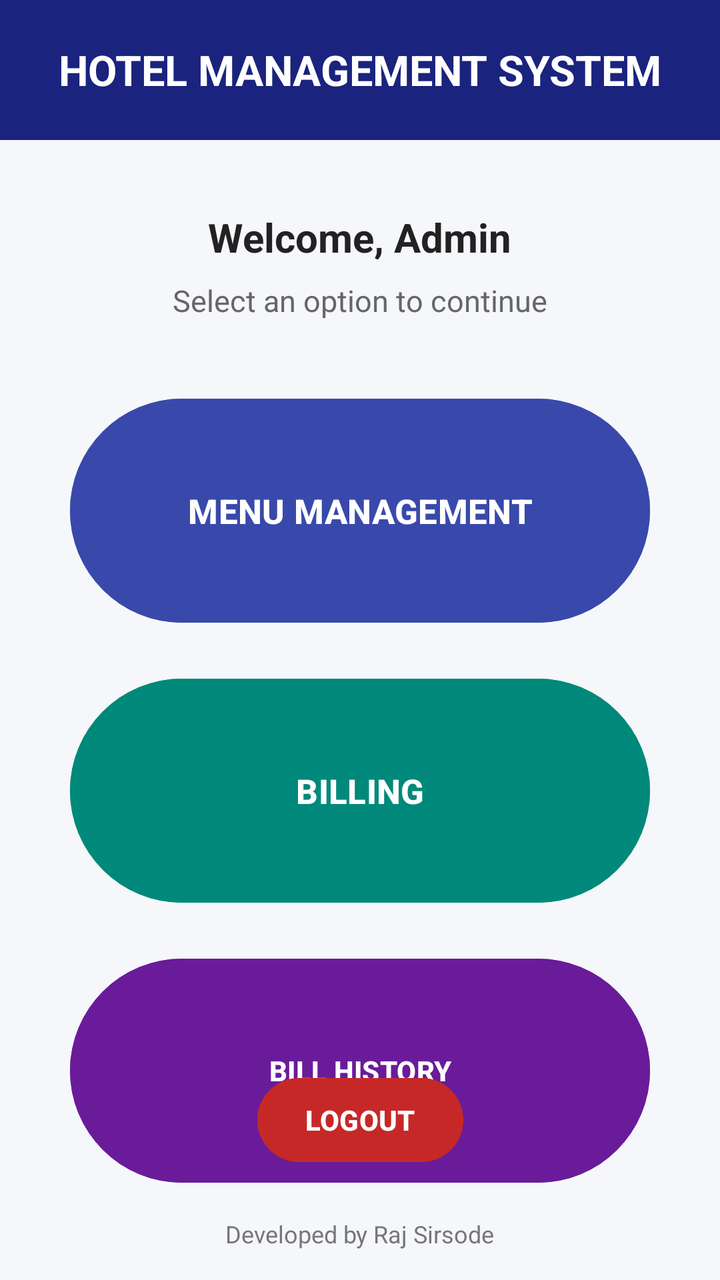
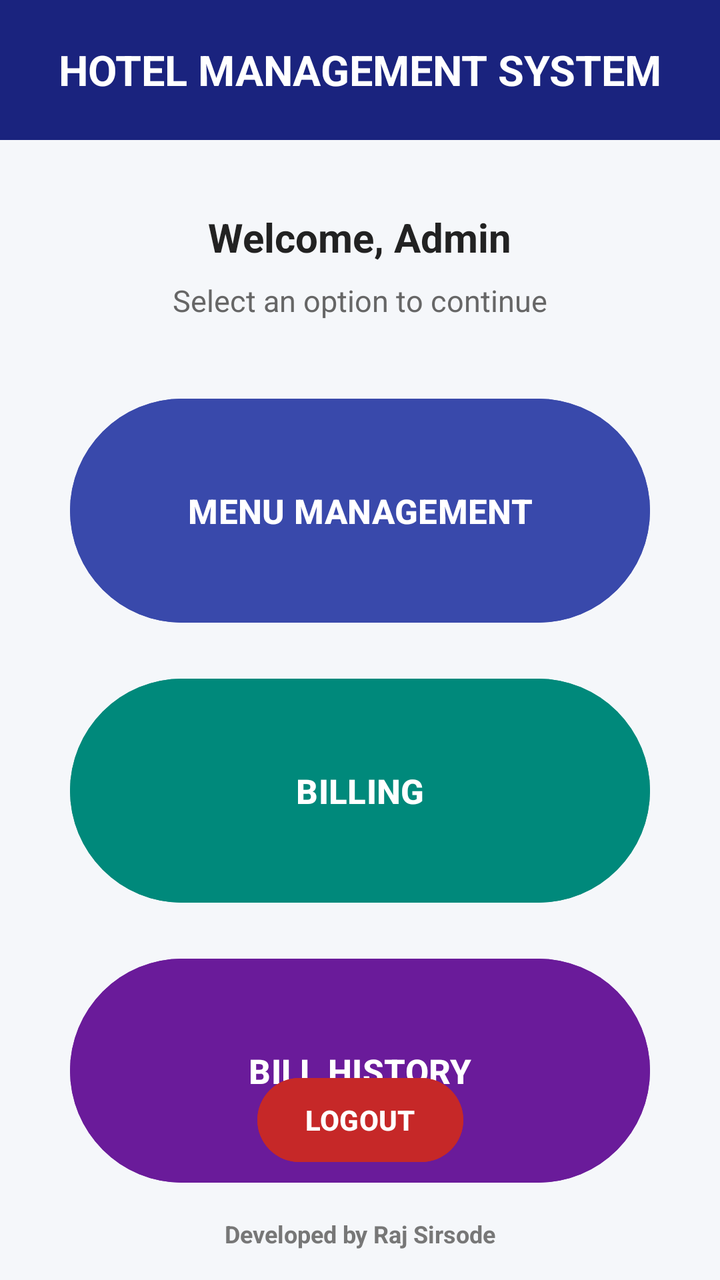

Two renders of the same Android screen: before a commit and after it. Below are the layout's source before the change and the commit's diff.
<!-- AndroidManifest.xml: application theme Theme.HotelManagementSystem -->
<!-- res/layout/activity_dashboard.xml -->
<?xml version="1.0" encoding="utf-8"?>
<androidx.constraintlayout.widget.ConstraintLayout
    xmlns:android="http://schemas.android.com/apk/res/android"
    xmlns:app="http://schemas.android.com/apk/res-auto"
    xmlns:tools="http://schemas.android.com/tools"
    android:layout_width="match_parent"
    android:layout_height="match_parent"
    android:background="#F5F7FA">

    
    <TextView
        android:id="@+id/tvHeader"
        android:layout_width="0dp"
        android:layout_height="70dp"
        android:background="#1A237E"
        android:gravity="center"
        android:text="HOTEL MANAGEMENT SYSTEM"
        android:textColor="#FFFFFF"
        android:textSize="21sp"
        android:textStyle="bold"
        app:layout_constraintTop_toTopOf="parent"
        app:layout_constraintStart_toStartOf="parent"
        app:layout_constraintEnd_toEndOf="parent" />

    
    <TextView
        android:id="@+id/tvWelcome"
        android:layout_width="wrap_content"
        android:layout_height="wrap_content"
        android:text="Welcome, Admin"
        android:textColor="#222222"
        android:textSize="20sp"
        android:textStyle="bold"
        app:layout_constraintTop_toBottomOf="@id/tvHeader"
        app:layout_constraintStart_toStartOf="parent"
        app:layout_constraintEnd_toEndOf="parent"
        android:layout_marginTop="35dp" />

    
    <TextView
        android:id="@+id/tvSubtitle"
        android:layout_width="wrap_content"
        android:layout_height="wrap_content"
        android:text="Select an option to continue"
        android:textColor="#666666"
        android:textSize="15sp"
        app:layout_constraintTop_toBottomOf="@id/tvWelcome"
        app:layout_constraintStart_toStartOf="parent"
        app:layout_constraintEnd_toEndOf="parent"
        android:layout_marginTop="8dp" />

    
    <Button
        android:id="@+id/btnMenu"
        android:layout_width="0dp"
        android:layout_height="120dp"
        android:text="MENU MANAGEMENT"
        android:textColor="#FFFFFF"
        android:textSize="17sp"
        android:textStyle="bold"
        android:backgroundTint="#3949AB"
        app:layout_constraintTop_toBottomOf="@id/tvSubtitle"
        app:layout_constraintStart_toStartOf="parent"
        app:layout_constraintEnd_toEndOf="parent"
        android:layout_marginStart="35dp"
        android:layout_marginEnd="35dp"
        android:layout_marginTop="35dp" />

    
    <Button
        android:id="@+id/btnBilling"
        android:layout_width="0dp"
        android:layout_height="120dp"
        android:text="BILLING"
        android:textColor="#FFFFFF"
        android:textSize="17sp"
        android:textStyle="bold"
        android:backgroundTint="#00897B"
        app:layout_constraintTop_toBottomOf="@id/btnMenu"
        app:layout_constraintStart_toStartOf="parent"
        app:layout_constraintEnd_toEndOf="parent"
        android:layout_marginStart="35dp"
        android:layout_marginEnd="35dp"
        android:layout_marginTop="20dp" />

    
    <Button
        android:id="@+id/btnBillHistory"
        android:layout_width="match_parent"
        android:layout_height="120dp"
        android:backgroundTint="#6A1B9A"
        android:text="BILL HISTORY"
        android:textStyle="bold"
        app:layout_constraintTop_toBottomOf="@id/btnBilling"
        app:layout_constraintStart_toStartOf="parent"
        app:layout_constraintEnd_toEndOf="parent"
        android:layout_marginStart="35dp"
        android:layout_marginEnd="35dp"
        android:layout_marginTop="20dp" />

    <Button
        android:id="@+id/btnLogout"
        android:layout_width="wrap_content"
        android:layout_height="50dp"
        android:text="LOGOUT"
        android:textColor="#FFFFFF"
        android:textStyle="bold"
        android:backgroundTint="#C62828"
        app:layout_constraintBottom_toBottomOf="parent"
        app:layout_constraintStart_toStartOf="parent"
        app:layout_constraintEnd_toEndOf="parent"
        android:layout_marginBottom="55dp" />

    
    <TextView
        android:id="@+id/tvDeveloper"
        android:layout_width="wrap_content"
        android:layout_height="wrap_content"
        android:text="Developed by Raj Sirsode"
        android:textColor="#777777"
        android:textSize="12sp"
        app:layout_constraintBottom_toBottomOf="parent"
        app:layout_constraintStart_toStartOf="parent"
        app:layout_constraintEnd_toEndOf="parent"
        android:layout_marginBottom="15dp" />

</androidx.constraintlayout.widget.ConstraintLayout>
<!-- resources referenced by this layout -->
<resources>
  <style name="Theme.HotelManagementSystem" parent="Base.Theme.HotelManagementSystem" />
  <style name="Base.Theme.HotelManagementSystem" parent="Theme.Material3.DayNight.NoActionBar">
          
          
      </style>
</resources>

<!-- the commit's change to res/layout/activity_dashboard.xml (unified diff, before → after) -->
@@ -91,6 +91,7 @@
         android:backgroundTint="#6A1B9A"
         android:text="BILL HISTORY"
         android:textStyle="bold"
+        android:textSize="17sp"
         app:layout_constraintTop_toBottomOf="@id/btnBilling"
         app:layout_constraintStart_toStartOf="parent"
         app:layout_constraintEnd_toEndOf="parent"
@@ -119,6 +120,7 @@
         android:text="Developed by Raj Sirsode"
         android:textColor="#777777"
         android:textSize="12sp"
+        android:textStyle="bold"
         app:layout_constraintBottom_toBottomOf="parent"
         app:layout_constraintStart_toStartOf="parent"
         app:layout_constraintEnd_toEndOf="parent"
